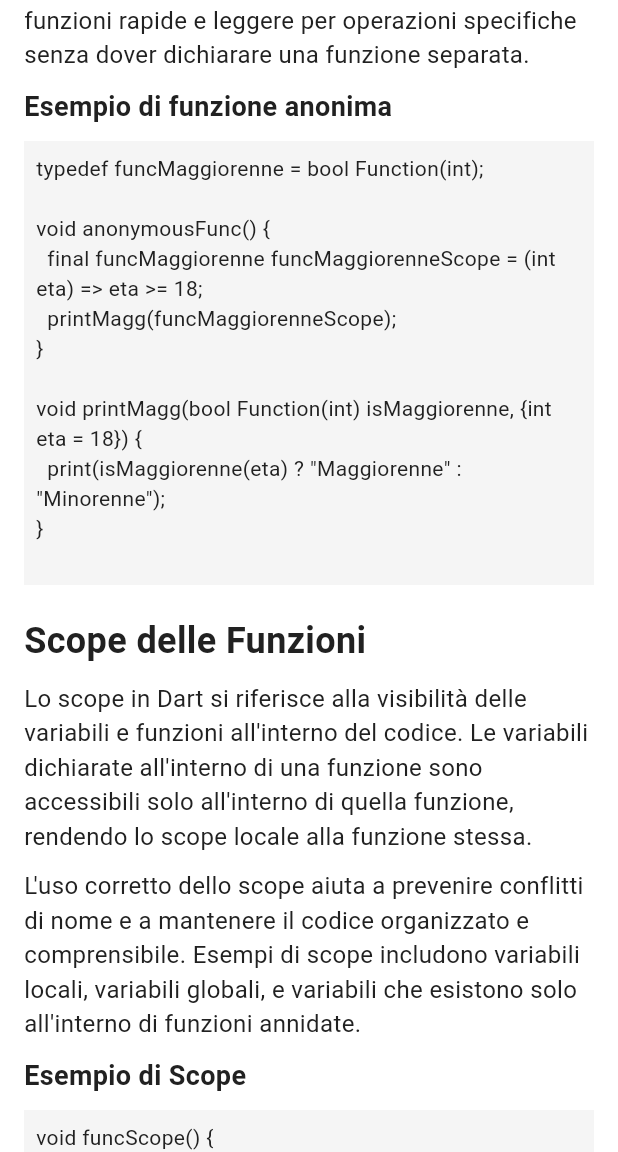
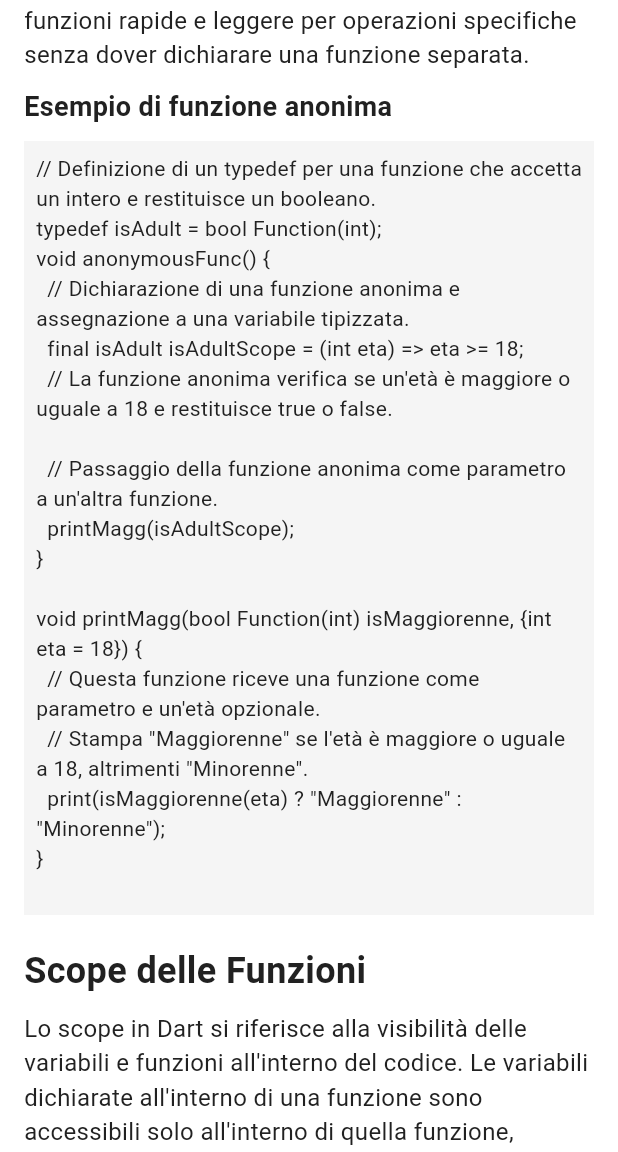
Before and after one commit to TheDollMaster98/flutter_tutorial, a Flutter app: the FunctionsPage screen opened by its route, scrolled down 2880 dp, on a phone screen of 412 x 824 dp, the part 84-1236 px from its top. Run offline on Flutter 3.47's test engine with Material 3 defaults, Android fonts, the phone set to English and light mode, and no system bars; missing offline and left inert: intro_flutter_0.

Commit message:
Fix anonime func

```diff
--- a/lib/dart_begin/functions/sections/anonymous_functions_section.dart
+++ b/lib/dart_begin/functions/sections/anonymous_functions_section.dart
@@ -14,7 +14,7 @@ class AnonymousFunctionsSection extends StatelessWidget {
         const SizedBox(height: 10),
         explanationText(
           "Le funzioni anonime, o lambda, sono funzioni che non hanno un nome e vengono utilizzate direttamente dove sono definite. "
-          "Sono comunemente usate come callback o funzioni di ordine superiore.",
+          "\nSono comunemente usate come callback o funzioni di ordine superiore.",
         ),
         const SizedBox(height: 10),
         explanationText(
@@ -26,14 +26,20 @@ class AnonymousFunctionsSection extends StatelessWidget {
           "Esempio di funzione anonima",
           const Text(
             '''
-typedef funcMaggiorenne = bool Function(int);
+// Definizione di un typedef per una funzione che accetta un intero e restituisce un booleano.
+typedef isAdult = bool Function(int);
+void anonymousFunc() {
+  // Dichiarazione di una funzione anonima e assegnazione a una variabile tipizzata.
+  final isAdult isAdultScope = (int eta) => eta >= 18;
+  // La funzione anonima verifica se un'età è maggiore o uguale a 18 e restituisce true o false.
 
-void anonymousFunc() {
-  final funcMaggiorenne funcMaggiorenneScope = (int eta) => eta >= 18;
-  printMagg(funcMaggiorenneScope);
+  // Passaggio della funzione anonima come parametro a un'altra funzione.
+  printMagg(isAdultScope);
 }
 
 void printMagg(bool Function(int) isMaggiorenne, {int eta = 18}) {
+  // Questa funzione riceve una funzione come parametro e un'età opzionale.
+  // Stampa "Maggiorenne" se l'età è maggiore o uguale a 18, altrimenti "Minorenne".
   print(isMaggiorenne(eta) ? "Maggiorenne" : "Minorenne");
 }
             ''',
--- a/lib/dart_begin/functions/sections/output_section.dart
+++ b/lib/dart_begin/functions/sections/output_section.dart
@@ -19,7 +19,7 @@ class OutputSection extends StatelessWidget {
           "Output:",
           const Text(
             '''
----------------Funzione Fibonacci---------------
+----------------------------Funzione Fibonacci----------------------------
 fibonacci(20) = 6765
 
 ---------------Funzioni con Parametri Opzionali---------------
--- a/lib/intro_pages/dart_start.dart
+++ b/lib/intro_pages/dart_start.dart
@@ -45,7 +45,7 @@ class DartStartPage extends StatelessWidget {
           ListTile(
             title: const Text('Costruttori di Iterazione'),
             onTap: () {
-              Navigator.pushNamed(context, '/dart_tutorial_selection_loops');
+              Navigator.pushNamed(context, '/dart_tutorial_loops');
             },
           ),
           ListTile(
```
